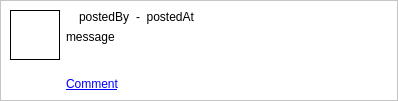
Old version of the form ui/PostItem.ui in the repository dmzdev/stance.
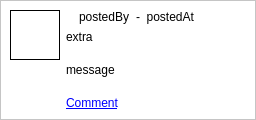
New version of the form.

Commit message: Added functionality flexibility to static-forum-view. Moved observers to external script to avoid overwriting external observers. Changed code to allow for admin info to be overwritten by "forum" (advisor) info. Modified sizes of Comment/Post ui files. Added additional UI entries to Post/Comment to allow for second line of text to be set for items with additional data (decisions).

```diff
--- a/ui/PostItem.ui
+++ b/ui/PostItem.ui
@@ -6,12 +6,12 @@
    <rect>
     <x>0</x>
     <y>0</y>
-    <width>398</width>
-    <height>101</height>
+    <width>256</width>
+    <height>120</height>
    </rect>
   </property>
   <property name="sizePolicy">
-   <sizepolicy hsizetype="Preferred" vsizetype="Minimum">
+   <sizepolicy hsizetype="Preferred" vsizetype="Preferred">
     <horstretch>0</horstretch>
     <verstretch>0</verstretch>
    </sizepolicy>
@@ -102,7 +102,7 @@
       <enum>QFrame::Raised</enum>
      </property>
      <layout class="QGridLayout" name="gridLayout">
-      <item row="0" column="0" rowspan="3">
+      <item row="0" column="0" rowspan="4">
        <layout class="QVBoxLayout" name="verticalLayout">
         <item>
          <widget class="QLabel" name="avatarLabel">
@@ -184,29 +184,7 @@
         </item>
        </layout>
       </item>
-      <item row="1" column="1">
-       <widget class="QLabel" name="messageLabel">
-        <property name="sizePolicy">
-         <sizepolicy hsizetype="Expanding" vsizetype="MinimumExpanding">
-          <horstretch>0</horstretch>
-          <verstretch>0</verstretch>
-         </sizepolicy>
-        </property>
-        <property name="text">
-         <string>message</string>
-        </property>
-        <property name="alignment">
-         <set>Qt::AlignLeading|Qt::AlignLeft|Qt::AlignTop</set>
-        </property>
-        <property name="wordWrap">
-         <bool>true</bool>
-        </property>
-        <property name="textInteractionFlags">
-         <set>Qt::LinksAccessibleByMouse|Qt::TextSelectableByMouse</set>
-        </property>
-       </widget>
-      </item>
-      <item row="2" column="1">
+      <item row="3" column="1">
        <widget class="QLabel" name="commentAddLabel">
         <property name="text">
          <string>&lt;a href=&quot;javascript://&quot;&gt;Comment&lt;/a&gt;</string>
@@ -219,6 +197,50 @@
         </property>
        </widget>
       </item>
+      <item row="2" column="1">
+       <widget class="QLabel" name="messageLabel">
+        <property name="sizePolicy">
+         <sizepolicy hsizetype="Expanding" vsizetype="MinimumExpanding">
+          <horstretch>0</horstretch>
+          <verstretch>0</verstretch>
+         </sizepolicy>
+        </property>
+        <property name="text">
+         <string>message</string>
+        </property>
+        <property name="alignment">
+         <set>Qt::AlignLeading|Qt::AlignLeft|Qt::AlignTop</set>
+        </property>
+        <property name="wordWrap">
+         <bool>true</bool>
+        </property>
+        <property name="textInteractionFlags">
+         <set>Qt::LinksAccessibleByMouse|Qt::TextSelectableByMouse</set>
+        </property>
+       </widget>
+      </item>
+      <item row="1" column="1">
+       <widget class="QLabel" name="extraInfoLabel">
+        <property name="sizePolicy">
+         <sizepolicy hsizetype="Expanding" vsizetype="MinimumExpanding">
+          <horstretch>0</horstretch>
+          <verstretch>0</verstretch>
+         </sizepolicy>
+        </property>
+        <property name="text">
+         <string>extra</string>
+        </property>
+        <property name="alignment">
+         <set>Qt::AlignLeading|Qt::AlignLeft|Qt::AlignTop</set>
+        </property>
+        <property name="wordWrap">
+         <bool>true</bool>
+        </property>
+        <property name="textInteractionFlags">
+         <set>Qt::LinksAccessibleByMouse|Qt::TextSelectableByMouse</set>
+        </property>
+       </widget>
+      </item>
      </layout>
     </widget>
    </item>
```
The commit also changes 7 other files.
